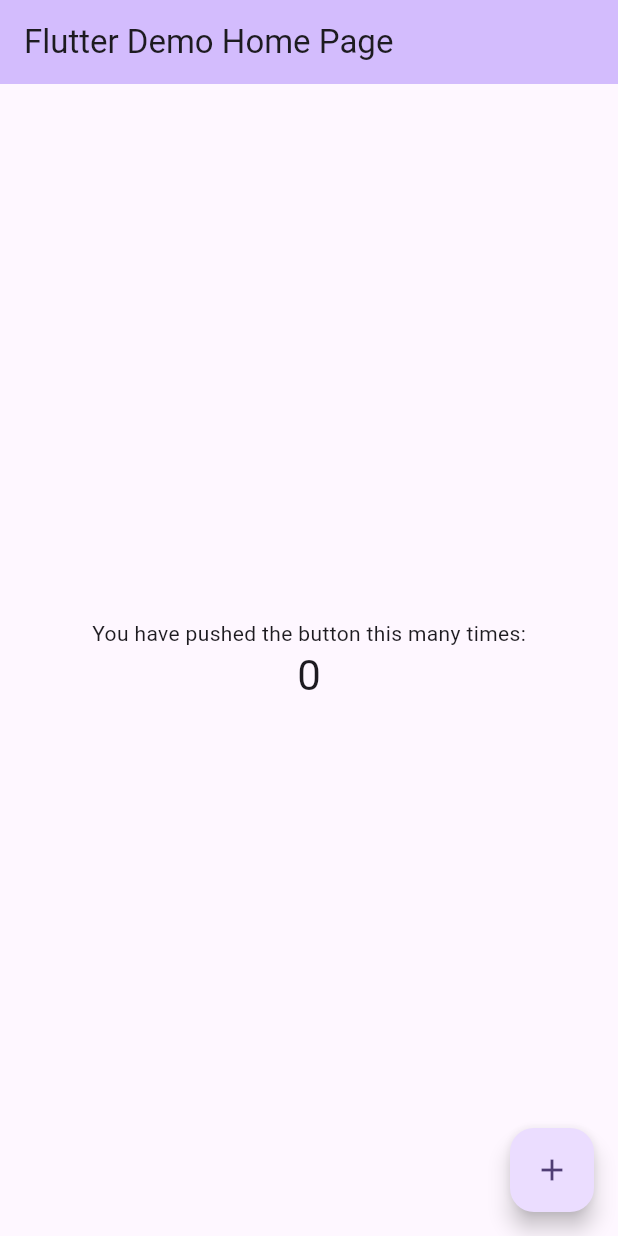
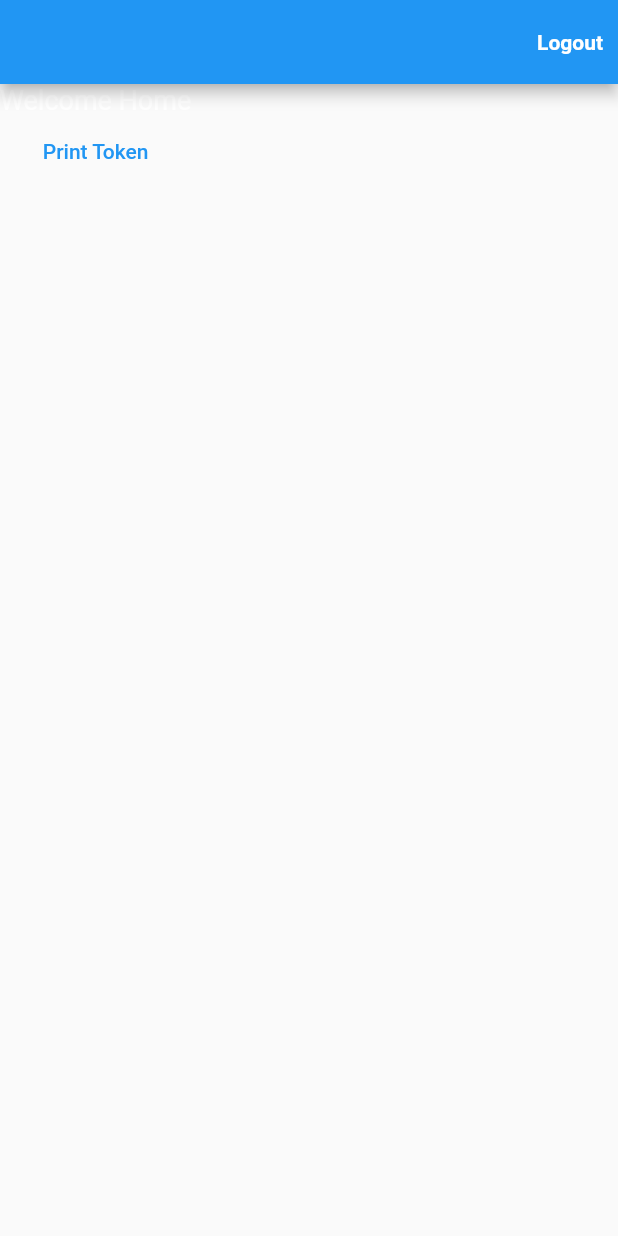
Before and after one commit to gagandeep1984/flutter_uis_practise, a Flutter app: the screen it shows after launch, on a phone screen of 412 x 824 dp. Run offline on Flutter 3.47's test engine with Material 2 defaults, Android fonts, the phone set to English and light mode, and no system bars; our stand-ins replace get, shared_preferences.

Commit message:
Home screen added

```diff
--- /dev/null
+++ b/flutter_auth_getx/app_auth_getx/lib/controllers/LoginController.dart
@@ -0,0 +1,3 @@
+import 'package:get/get.dart';
+
+class LoginController extends GetxController {}
--- a/flutter_auth_getx/app_auth_getx/lib/main.dart
+++ b/flutter_auth_getx/app_auth_getx/lib/main.dart
@@ -1,125 +1,75 @@
+import 'package:app_auth_getx/screens/home/home.dart';
 import 'package:flutter/material.dart';
+import 'package:get/get.dart';
 
 void main() {
-  runApp(const MyApp());
+  // runApp(const MyApp());
+  runApp(const GetMaterialApp(
+    debugShowCheckedModeBanner: false,
+    home: HomeScreen(),
+  ));
 }
 
-class MyApp extends StatelessWidget {
-  const MyApp({super.key});
+// class MyApp extends StatelessWidget {
+//   const MyApp({super.key});
 
-  // This widget is the root of your application.
-  @override
-  Widget build(BuildContext context) {
-    return MaterialApp(
-      title: 'Flutter Demo',
-      theme: ThemeData(
-        // This is the theme of your application.
-        //
-        // TRY THIS: Try running your application with "flutter run". You'll see
-        // the application has a blue toolbar. Then, without quitting the app,
-        // try changing the seedColor in the colorScheme below to Colors.green
-        // and then invoke "hot reload" (save your changes or press the "hot
-        // reload" button in a Flutter-supported IDE, or press "r" if you used
-        // the command line to start the app).
-        //
-        // Notice that the counter didn't reset back to zero; the application
-        // state is not lost during the reload. To reset the state, use hot
-        // restart instead.
-        //
-        // This works for code too, not just values: Most code changes can be
-        // tested with just a hot reload.
-        colorScheme: ColorScheme.fromSeed(seedColor: Colors.deepPurple),
-        useMaterial3: true,
-      ),
-      home: const MyHomePage(title: 'Flutter Demo Home Page'),
-    );
-  }
-}
+//   @override
+//   Widget build(BuildContext context) {
+//     return MaterialApp(
+//       title: 'Flutter Demo',
+//       theme: ThemeData(
+//         colorScheme: ColorScheme.fromSeed(seedColor: Colors.deepPurple),
+//         useMaterial3: true,
+//       ),
+//       home: const MyHomePage(title: 'Flutter Demo Home Page'),
+//     );
+//   }
+// }
 
-class MyHomePage extends StatefulWidget {
-  const MyHomePage({super.key, required this.title});
+// class MyHomePage extends StatefulWidget {
+//   const MyHomePage({super.key, required this.title});
 
-  // This widget is the home page of your application. It is stateful, meaning
-  // that it has a State object (defined below) that contains fields that affect
-  // how it looks.
+//   final String title;
 
-  // This class is the configuration for the state. It holds the values (in this
-  // case the title) provided by the parent (in this case the App widget) and
-  // used by the build method of the State. Fields in a Widget subclass are
-  // always marked "final".
+//   @override
+//   State<MyHomePage> createState() => _MyHomePageState();
+// }
 
-  final String title;
+// class _MyHomePageState extends State<MyHomePage> {
+//   int _counter = 0;
 
-  @override
-  State<MyHomePage> createState() => _MyHomePageState();
-}
+//   void _incrementCounter() {
+//     setState(() {
+//       _counter++;
+//     });
+//   }
 
-class _MyHomePageState extends State<MyHomePage> {
-  int _counter = 0;
-
-  void _incrementCounter() {
-    setState(() {
-      // This call to setState tells the Flutter framework that something has
-      // changed in this State, which causes it to rerun the build method below
-      // so that the display can reflect the updated values. If we changed
-      // _counter without calling setState(), then the build method would not be
-      // called again, and so nothing would appear to happen.
-      _counter++;
-    });
-  }
-
-  @override
-  Widget build(BuildContext context) {
-    // This method is rerun every time setState is called, for instance as done
-    // by the _incrementCounter method above.
-    //
-    // The Flutter framework has been optimized to make rerunning build methods
-    // fast, so that you can just rebuild anything that needs updating rather
-    // than having to individually change instances of widgets.
-    return Scaffold(
-      appBar: AppBar(
-        // TRY THIS: Try changing the color here to a specific color (to
-        // Colors.amber, perhaps?) and trigger a hot reload to see the AppBar
-        // change color while the other colors stay the same.
-        backgroundColor: Theme.of(context).colorScheme.inversePrimary,
-        // Here we take the value from the MyHomePage object that was created by
-        // the App.build method, and use it to set our appbar title.
-        title: Text(widget.title),
-      ),
-      body: Center(
-        // Center is a layout widget. It takes a single child and positions it
-        // in the middle of the parent.
-        child: Column(
-          // Column is also a layout widget. It takes a list of children and
-          // arranges them vertically. By default, it sizes itself to fit its
-          // children horizontally, and tries to be as tall as its parent.
-          //
-          // Column has various properties to control how it sizes itself and
-          // how it positions its children. Here we use mainAxisAlignment to
-          // center the children vertically; the main axis here is the vertical
-          // axis because Columns are vertical (the cross axis would be
-          // horizontal).
-          //
-          // TRY THIS: Invoke "debug painting" (choose the "Toggle Debug Paint"
-          // action in the IDE, or press "p" in the console), to see the
-          // wireframe for each widget.
-          mainAxisAlignment: MainAxisAlignment.center,
-          children: <Widget>[
-            const Text(
-              'You have pushed the button this many times:',
-            ),
-            Text(
-              '$_counter',
-              style: Theme.of(context).textTheme.headlineMedium,
-            ),
-          ],
-        ),
-      ),
-      floatingActionButton: FloatingActionButton(
-        onPressed: _incrementCounter,
-        tooltip: 'Increment',
-        child: const Icon(Icons.add),
-      ), // This trailing comma makes auto-formatting nicer for build methods.
-    );
-  }
-}
+//   @override
+//   Widget build(BuildContext context) {
+//     return Scaffold(
+//       appBar: AppBar(
+//         backgroundColor: Theme.of(context).colorScheme.inversePrimary,
+//         title: Text(widget.title),
+//       ),
+//       body: Center(
+//         child: Column(
+//           mainAxisAlignment: MainAxisAlignment.center,
+//           children: <Widget>[
+//             const Text(
+//               'You have pushed the button this many times:',
+//             ),
+//             Text(
+//               '$_counter',
+//               style: Theme.of(context).textTheme.headlineMedium,
+//             ),
+//           ],
+//         ),
+//       ),
+//       floatingActionButton: FloatingActionButton(
+//         onPressed: _incrementCounter,
+//         tooltip: 'Increment',
+//         child: const Icon(Icons.add),
+//       ),
+//     );
+//   }
+// }
--- /dev/null
+++ b/flutter_auth_getx/app_auth_getx/lib/screens/home/home.dart
@@ -0,0 +1,56 @@
+import 'package:flutter/foundation.dart'; // for kDebugMode, kReleaseMode, kProfileMode
+import 'package:flutter/material.dart';
+import 'package:get/get.dart';
+import 'package:shared_preferences/shared_preferences.dart';
+
+class HomeScreen extends StatefulWidget {
+  const HomeScreen({super.key});
+
+  @override
+  State<HomeScreen> createState() => _HomeScreenState();
+}
+
+class _HomeScreenState extends State<HomeScreen> {
+  final Future<SharedPreferences> preferences = SharedPreferences.getInstance();
+
+  @override
+  Widget build(BuildContext context) {
+    return Scaffold(
+      appBar: AppBar(
+        // backgroundColor: Colors.blue,
+        actions: [
+          TextButton(
+              onPressed: () async {
+                final SharedPreferences prefs = await preferences;
+                prefs.clear();
+                print("Logout Pressed");
+                Get.snackbar("Logout", "Would you like to logout ?");
+                // Get.offAll(HomeScreen());
+              },
+              child: const Text("Logout",
+                  style: TextStyle(
+                      color: Colors.white, fontWeight: FontWeight.bold))),
+        ],
+      ),
+      body:
+          // const Center( child:
+          Column(
+        children: [
+          const Text(
+            "Welcome Home",
+            style: TextStyle(color: Colors.white, fontSize: 18),
+          ),
+          TextButton(
+            onPressed: () {
+              if (kDebugMode) {
+                print("Print Token Command");
+              }
+            },
+            child: const Text("Print Token"),
+          )
+        ],
+      ),
+      // ),
+    );
+  }
+}
--- a/flutter_auth_getx/app_auth_getx/pubspec.yaml
+++ b/flutter_auth_getx/app_auth_getx/pubspec.yaml
@@ -35,6 +35,9 @@ dependencies:
   # The following adds the Cupertino Icons font to your application.
   # Use with the CupertinoIcons class for iOS style icons.
   cupertino_icons: ^1.0.2
+  get: ^4.6.5
+  http: ^1.1.0
+  shared_preferences: ^2.2.2
 
 dev_dependencies:
   flutter_test:
```
Also changed, not shown: flutter_auth_getx/app_auth_getx/lib/controllers/RegistrationController.dart (added), flutter_auth_getx/app_auth_getx/lib/widgets/button.dart (added), flutter_auth_getx/app_auth_getx/lib/widgets/input_fields.dart (added), flutter_auth_getx/app_auth_getx/pubspec.lock, 1 other file.
